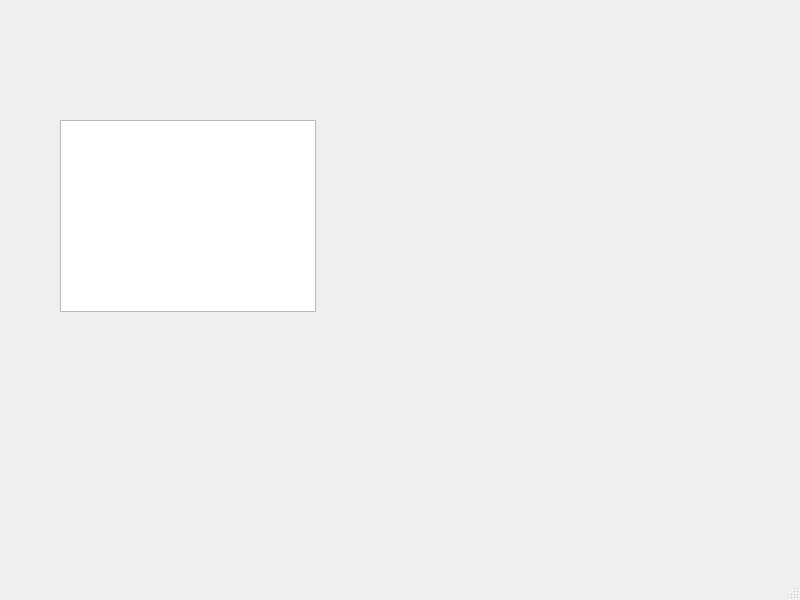
Above: application/testwindow.ui from r-schouten/debug-flow before the change. Below: the same form after it.
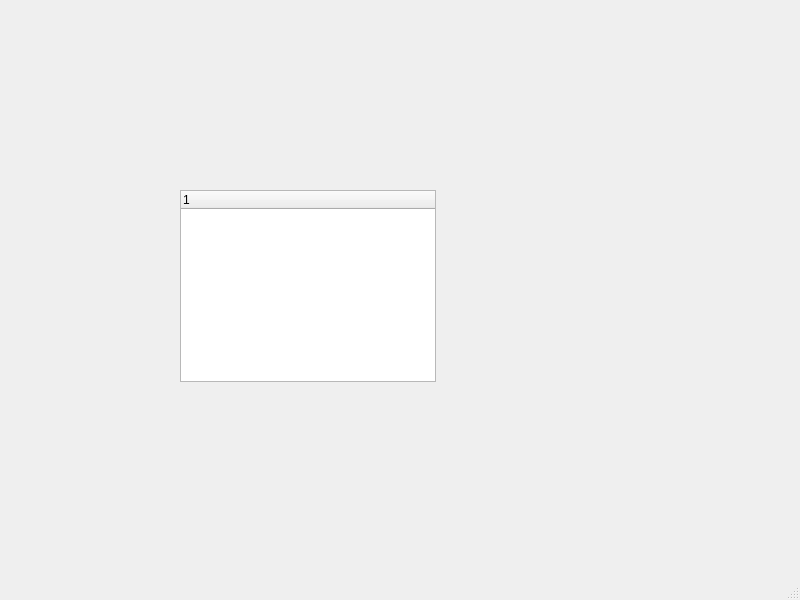
That is the form after the change.

Diff of the .ui file:
```diff
--- a/application/testwindow.ui
+++ b/application/testwindow.ui
@@ -14,11 +14,11 @@
    <string>MainWindow</string>
   </property>
   <widget class="QWidget" name="centralwidget">
-   <widget class="QListWidget" name="listWidget">
+   <widget class="QTreeWidget" name="treeWidget">
     <property name="geometry">
      <rect>
-      <x>60</x>
-      <y>120</y>
+      <x>180</x>
+      <y>190</y>
       <width>256</width>
       <height>192</height>
      </rect>
```
